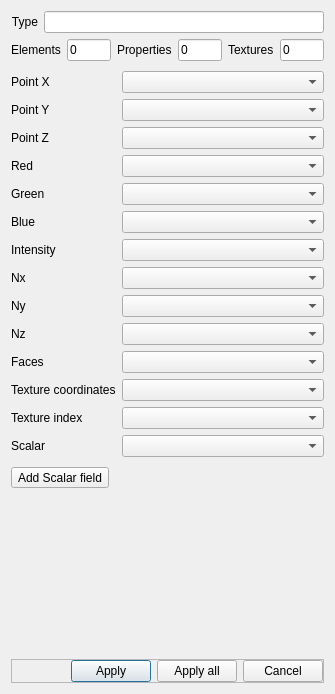
CloudCompare/CloudCompare, file libs/qCC_io/ui/openPlyFileDlg.ui: the form before one commit.
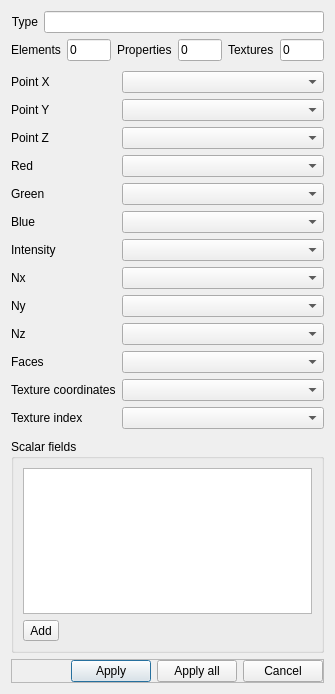
The form after the commit.

Commit message: PLY dialog: the scalar fields are now displayed in a 'list widget' in case there are too many to fit in the screen

```diff
--- a/libs/qCC_io/ui/openPlyFileDlg.ui
+++ b/libs/qCC_io/ui/openPlyFileDlg.ui
@@ -245,16 +245,6 @@
      <item row="12" column="1">
       <widget class="QComboBox" name="textCoordsComboBox"/>
      </item>
-     <item row="14" column="1">
-      <widget class="QComboBox" name="sfComboBox"/>
-     </item>
-     <item row="14" column="0">
-      <widget class="QLabel" name="label_11">
-       <property name="text">
-        <string>Scalar</string>
-       </property>
-      </widget>
-     </item>
      <item row="13" column="0">
       <widget class="QLabel" name="label_17">
        <property name="text">
@@ -268,10 +258,22 @@
     </layout>
    </item>
    <item>
-    <widget class="QToolButton" name="addSFToolButton">
-     <property name="text">
-      <string>Add Scalar field</string>
+    <widget class="QGroupBox" name="groupBox">
+     <property name="title">
+      <string>Scalar fields</string>
      </property>
+     <layout class="QVBoxLayout" name="verticalLayout_2">
+      <item>
+       <widget class="QListWidget" name="scalarFields"/>
+      </item>
+      <item>
+       <widget class="QToolButton" name="addSFToolButton">
+        <property name="text">
+         <string>Add</string>
+        </property>
+       </widget>
+      </item>
+     </layout>
     </widget>
    </item>
    <item>
```
The commit also changes 3 other files.
